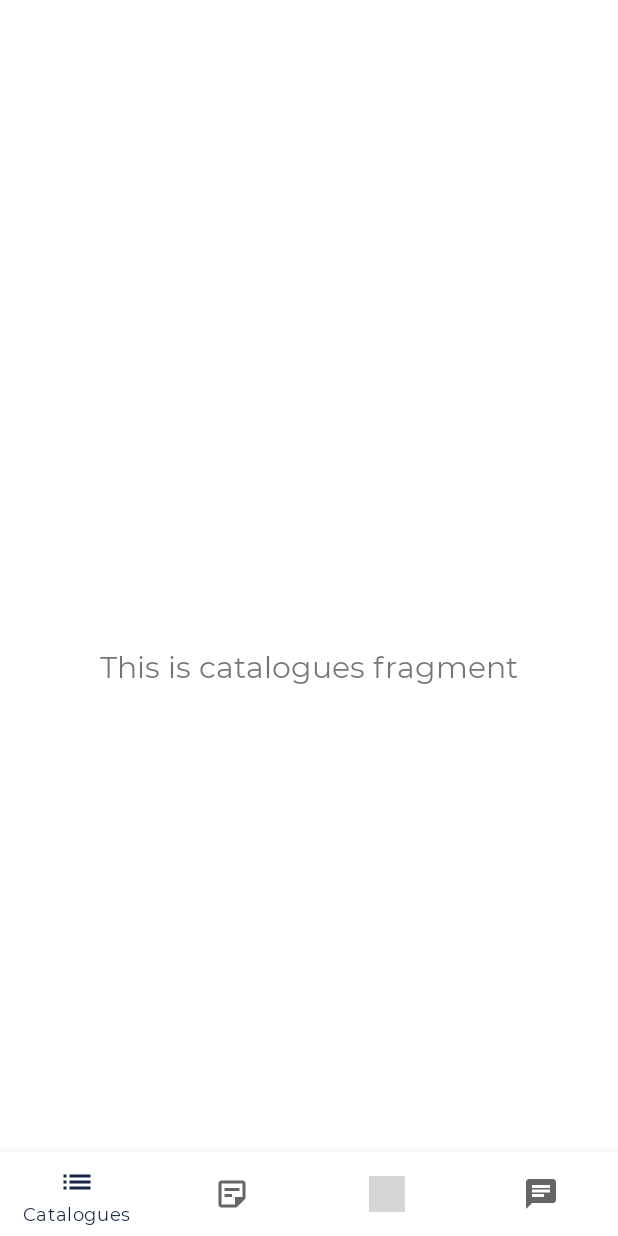
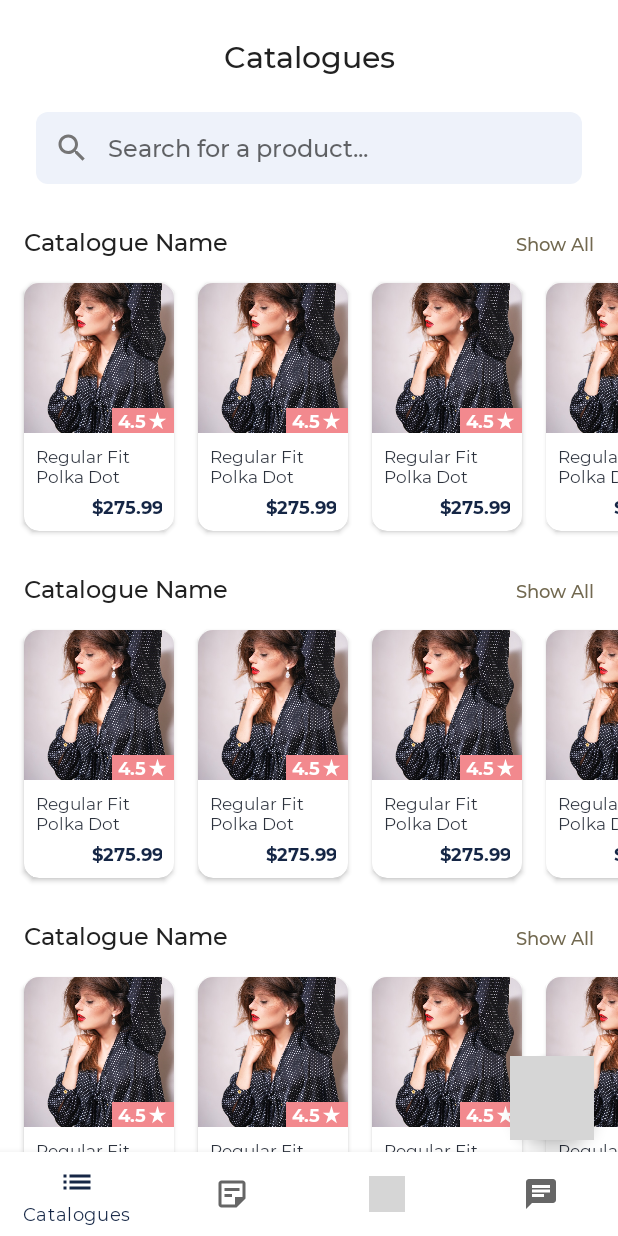
Before and after one commit to vidhipatel94/Vastra_Android, an Android app: the CataloguesFragment screen opened directly, with no data from a screen before it, on a phone screen of 412 x 824 dp. Run offline under Robolectric (Android 15) with nearby library versions, the phone set to English and light mode, and no system bars; our stand-ins replace navigation-ui; grey boxes are pictures that could not be loaded.

Commit message:
Implement catalogue UI

```diff
--- a/vastrafashiondesigner/src/main/java/com/esolution/vastrafashiondesigner/adapter/CatalogueAdapter.java
+++ b/vastrafashiondesigner/src/main/java/com/esolution/vastrafashiondesigner/adapter/CatalogueAdapter.java
@@ -1,12 +1,12 @@
 package com.esolution.vastrafashiondesigner.adapter;
+
 import android.view.LayoutInflater;
-import android.view.View;
 import android.view.ViewGroup;
-import android.widget.Toast;
 
 import androidx.annotation.NonNull;
 import androidx.recyclerview.widget.RecyclerView;
-import com.esolution.vastrafashiondesigner.databinding.RowCatalogueItemBinding;
+
+import com.esolution.vastrafashiondesigner.databinding.RowCatalogueBinding;
 
 import org.jetbrains.annotations.NotNull;
 
@@ -20,9 +20,9 @@ public class CatalogueAdapter extends RecyclerView.Adapter<CatalogueAdapter.View
     }
 
     public static class ViewHolder extends RecyclerView.ViewHolder {
-        private RowCatalogueItemBinding rowCatalogueItemBinding;
+        private RowCatalogueBinding rowCatalogueItemBinding;
 
-        public ViewHolder(RowCatalogueItemBinding catalogueItemBinding) {
+        public ViewHolder(RowCatalogueBinding catalogueItemBinding) {
             super(catalogueItemBinding.getRoot());
             this.rowCatalogueItemBinding = catalogueItemBinding;
         }
@@ -32,21 +32,14 @@ public class CatalogueAdapter extends RecyclerView.Adapter<CatalogueAdapter.View
     @NotNull
     @Override
     public CatalogueAdapter.ViewHolder onCreateViewHolder(@NonNull @NotNull ViewGroup parent, int viewType) {
-        RowCatalogueItemBinding catalogueItemBinding = RowCatalogueItemBinding.inflate(LayoutInflater.from(parent.getContext()),parent,false);
+        RowCatalogueBinding catalogueItemBinding = RowCatalogueBinding.inflate(LayoutInflater.from(parent.getContext()),parent,false);
         return new ViewHolder(catalogueItemBinding);
     }
 
     @Override
     public void onBindViewHolder(@NonNull @NotNull CatalogueAdapter.ViewHolder holder, int position) {
         String str = stringArrayList.get(position);
-        holder.rowCatalogueItemBinding.textName.setText("Catalogue " + str);
-        holder.rowCatalogueItemBinding.textNoOfProducts.setText(str + " Products");
-        holder.rowCatalogueItemBinding.textName.setOnClickListener(new View.OnClickListener() {
-            @Override
-            public void onClick(View v) {
-                Toast.makeText(v.getContext(), "Catalogue: " + position + " Clicked.", Toast.LENGTH_SHORT).show();
-            }
-        });
+
     }
 
     @Override
--- a/vastrafashiondesigner/src/main/java/com/esolution/vastrafashiondesigner/ui/products/CataloguesFragment.java
+++ b/vastrafashiondesigner/src/main/java/com/esolution/vastrafashiondesigner/ui/products/CataloguesFragment.java
@@ -4,15 +4,13 @@ import android.os.Bundle;
 import android.view.LayoutInflater;
 import android.view.View;
 import android.view.ViewGroup;
-import android.widget.TextView;
 
 import androidx.annotation.NonNull;
-import androidx.annotation.Nullable;
 import androidx.fragment.app.Fragment;
-import androidx.lifecycle.Observer;
 import androidx.lifecycle.ViewModelProvider;
 
 import com.esolution.vastrafashiondesigner.databinding.FragmentCataloguesBinding;
+import com.esolution.vastrafashiondesigner.databinding.RowCatalogueBinding;
 
 public class CataloguesFragment extends Fragment {
 
@@ -25,16 +23,20 @@ public class CataloguesFragment extends Fragment {
                 new ViewModelProvider(this).get(CataloguesViewModel.class);
 
         binding = FragmentCataloguesBinding.inflate(inflater, container, false);
-        View root = binding.getRoot();
 
-        final TextView textView = binding.text;
-        cataloguesViewModel.getText().observe(getViewLifecycleOwner(), new Observer<String>() {
-            @Override
-            public void onChanged(@Nullable String s) {
-                textView.setText(s);
-            }
-        });
-        return root;
+        initView();
+
+        return binding.getRoot();
+    }
+
+    private void initView() {
+        int totalCatalogues = 4;
+
+        binding.cataloguesLayout.removeAllViews();
+        for (int i = 0; i < totalCatalogues; i++) {
+            RowCatalogueBinding catalogueBinding = RowCatalogueBinding.inflate(getLayoutInflater());
+            binding.cataloguesLayout.addView(catalogueBinding.getRoot());
+        }
     }
 
     @Override
--- /dev/null
+++ b/vastrafashiondesigner/src/main/res/drawable/ic_search_grey_500_24dp.xml
@@ -0,0 +1,6 @@
+<?xml version="1.0" encoding="UTF-8" standalone="no"?>
+<vector xmlns:android="http://schemas.android.com/apk/res/android" android:height="24dp" android:tint="#757575" android:viewportHeight="24.0" android:viewportWidth="24.0" android:width="24dp">
+
+    <path android:fillColor="@android:color/white" android:pathData="M15.5,14h-0.79l-0.28,-0.27C15.41,12.59 16,11.11 16,9.5 16,5.91 13.09,3 9.5,3S3,5.91 3,9.5 5.91,16 9.5,16c1.61,0 3.09,-0.59 4.23,-1.57l0.27,0.28v0.79l5,4.99L20.49,19l-4.99,-5zM9.5,14C7.01,14 5,11.99 5,9.5S7.01,5 9.5,5 14,7.01 14,9.5 11.99,14 9.5,14z"/>
+
+</vector>
--- /dev/null
+++ b/vastrafashiondesigner/src/main/res/drawable/ic_star_rate_white_18dp.xml
@@ -0,0 +1,6 @@
+<?xml version="1.0" encoding="UTF-8" standalone="no"?>
+<vector xmlns:android="http://schemas.android.com/apk/res/android" android:height="14dp" android:tint="#FFFFFF" android:viewportHeight="24.0" android:viewportWidth="24.0" android:width="14dp">
+
+    <path android:fillColor="@android:color/white" android:pathData="M14.43,10l-2.43,-8l-2.43,8l-7.57,0l6.18,4.41l-2.35,7.59l6.17,-4.69l6.18,4.69l-2.35,-7.59l6.17,-4.41z"/>
+
+</vector>
--- a/vastrafashiondesigner/src/main/res/layout/activity_main.xml
+++ b/vastrafashiondesigner/src/main/res/layout/activity_main.xml
@@ -4,8 +4,7 @@
     xmlns:app="http://schemas.android.com/apk/res-auto"
     android:id="@+id/container"
     android:layout_width="match_parent"
-    android:layout_height="match_parent"
-    android:paddingTop="?attr/actionBarSize">
+    android:layout_height="match_parent">
 
     <com.google.android.material.bottomnavigation.BottomNavigationView
         android:id="@+id/nav_view"
--- a/vastrafashiondesigner/src/main/res/layout/fragment_catalogues.xml
+++ b/vastrafashiondesigner/src/main/res/layout/fragment_catalogues.xml
@@ -1,22 +1,68 @@
 <?xml version="1.0" encoding="utf-8"?>
-<androidx.constraintlayout.widget.ConstraintLayout xmlns:android="http://schemas.android.com/apk/res/android"
+
+<androidx.coordinatorlayout.widget.CoordinatorLayout xmlns:android="http://schemas.android.com/apk/res/android"
     xmlns:app="http://schemas.android.com/apk/res-auto"
     xmlns:tools="http://schemas.android.com/tools"
     android:layout_width="match_parent"
     android:layout_height="match_parent"
+    android:orientation="vertical"
+    android:paddingBottom="48dp"
     tools:context=".ui.products.CataloguesFragment">
 
-    <TextView
-        android:id="@+id/text"
+    <LinearLayout
+        android:id="@+id/mainLayout"
         android:layout_width="match_parent"
+        android:layout_height="match_parent"
+        android:orientation="vertical">
+
+        <TextView
+            android:layout_width="match_parent"
+            android:layout_height="wrap_content"
+            android:fontFamily="@font/montserrat_medium"
+            android:gravity="center"
+            android:padding="24dp"
+            android:text="@string/title_catalogues"
+            android:textAppearance="@style/TextAppearance.AppCompat.Title" />
+
+        <EditText
+            android:id="@+id/searchBox"
+            style="@style/Vastra.EditText"
+            android:layout_width="match_parent"
+            android:layout_height="wrap_content"
+            android:layout_marginStart="24dp"
+            android:layout_marginEnd="24dp"
+            android:drawableStart="@drawable/ic_search_grey_500_24dp"
+            android:drawablePadding="12dp"
+            android:hint="@string/hint_search_product"
+            android:imeOptions="actionSearch"
+            android:maxLength="8"
+            android:padding="12dp"
+            android:singleLine="true" />
+
+        <androidx.core.widget.NestedScrollView
+            android:layout_width="match_parent"
+            android:layout_height="match_parent"
+            android:layout_marginTop="8dp"
+            android:fillViewport="true">
+
+            <LinearLayout
+                android:id="@+id/cataloguesLayout"
+                android:layout_width="match_parent"
+                android:layout_height="wrap_content"
+                android:layout_marginTop="16dp"
+                android:clipToPadding="false"
+                android:orientation="vertical" />
+
+        </androidx.core.widget.NestedScrollView>
+    </LinearLayout>
+
+    <com.google.android.material.floatingactionbutton.FloatingActionButton
+        android:id="@+id/btnAdd"
+        android:layout_width="wrap_content"
         android:layout_height="wrap_content"
-        android:layout_marginStart="8dp"
-        android:layout_marginTop="8dp"
-        android:layout_marginEnd="8dp"
-        android:textAlignment="center"
-        android:textSize="20sp"
-        app:layout_constraintBottom_toBottomOf="parent"
-        app:layout_constraintEnd_toEndOf="parent"
-        app:layout_constraintStart_toStartOf="parent"
-        app:layout_constraintTop_toTopOf="parent" />
-</androidx.constraintlayout.widget.ConstraintLayout>
+        android:layout_margin="16dp"
+        android:src="@drawable/ic_add_white_24dp"
+        app:layout_anchor="@id/mainLayout"
+        app:layout_anchorGravity="bottom|right|end"
+        app:tint="@color/white" />
+</androidx.coordinatorlayout.widget.CoordinatorLayout>
--- /dev/null
+++ b/vastrafashiondesigner/src/main/res/layout/grid_product.xml
@@ -0,0 +1,72 @@
+<?xml version="1.0" encoding="utf-8"?>
+<androidx.cardview.widget.CardView xmlns:android="http://schemas.android.com/apk/res/android"
+    xmlns:app="http://schemas.android.com/apk/res-auto"
+    android:layout_width="100dp"
+    android:layout_height="wrap_content"
+    android:layout_margin="8dp"
+    android:elevation="0dp"
+    app:cardBackgroundColor="@color/white"
+    app:cardCornerRadius="10dp">
+
+    <LinearLayout
+        android:layout_width="match_parent"
+        android:layout_height="wrap_content"
+        android:orientation="vertical">
+
+        <FrameLayout
+            android:layout_width="wrap_content"
+            android:layout_height="wrap_content">
+
+            <ImageView
+                android:id="@+id/image"
+                android:layout_width="match_parent"
+                android:layout_height="100dp"
+                android:scaleType="centerCrop"
+                android:src="@drawable/img" />
+
+            <TextView
+                android:id="@+id/rating"
+                android:layout_width="wrap_content"
+                android:layout_height="wrap_content"
+                android:layout_gravity="end|bottom"
+                android:background="@color/bg_rating"
+                android:fontFamily="@font/montserrat_bold"
+                android:gravity="center"
+                android:paddingStart="4dp"
+                android:paddingEnd="4dp"
+                android:text="4.5"
+                android:textColor="@color/white"
+                android:textSize="12sp"
+                app:drawableEndCompat="@drawable/ic_star_rate_white_18dp" />
+        </FrameLayout>
+
+        <TextView
+            android:id="@+id/title"
+            android:layout_width="match_parent"
+            android:layout_height="wrap_content"
+            android:gravity="center_vertical"
+            android:lines="2"
+            android:paddingStart="8dp"
+            android:paddingTop="8dp"
+            android:paddingEnd="8dp"
+            android:text="Regular Fit Polka Dot Shirt"
+            android:textAppearance="@style/TextAppearance.AppCompat.Small"
+            android:textColor="@color/text_primary_black"
+            android:textSize="11sp" />
+
+        <TextView
+            android:id="@+id/price"
+            android:layout_width="match_parent"
+            android:layout_height="wrap_content"
+            android:layout_marginTop="4dp"
+            android:fontFamily="@font/montserrat_bold"
+            android:gravity="end"
+            android:paddingStart="8dp"
+            android:paddingEnd="8dp"
+            android:paddingBottom="8dp"
+            android:text="$275.99"
+            android:textAppearance="@style/TextAppearance.AppCompat.Small"
+            android:textColor="@color/primary"
+            android:textSize="12sp" />
+    </LinearLayout>
+</androidx.cardview.widget.CardView>
--- /dev/null
+++ b/vastrafashiondesigner/src/main/res/layout/row_catalogue.xml
@@ -0,0 +1,73 @@
+<?xml version="1.0" encoding="utf-8"?>
+<LinearLayout xmlns:android="http://schemas.android.com/apk/res/android"
+    android:layout_width="match_parent"
+    android:layout_height="wrap_content"
+    android:orientation="vertical"
+    android:paddingBottom="16dp">
+
+    <LinearLayout
+        android:layout_width="match_parent"
+        android:layout_height="wrap_content"
+        android:paddingStart="16dp"
+        android:paddingEnd="8dp">
+
+        <TextView
+            android:id="@+id/title"
+            android:layout_width="0dp"
+            android:layout_height="wrap_content"
+            android:layout_weight="1"
+            android:fontFamily="@font/montserrat_medium"
+            android:maxLines="2"
+            android:text="Catalogue Name"
+            android:textAppearance="@style/TextAppearance.AppCompat.Title"
+            android:textSize="16sp" />
+
+        <TextView
+            android:id="@+id/linkShowAll"
+            android:layout_width="wrap_content"
+            android:layout_height="wrap_content"
+            android:background="?selectableItemBackground"
+            android:fontFamily="@font/montserrat_medium"
+            android:padding="8dp"
+            android:text="@string/link_show_all"
+            android:textAppearance="@style/TextAppearance.AppCompat.Small"
+            android:textColor="@color/link_color"
+            android:textSize="12sp" />
+    </LinearLayout>
+
+    <HorizontalScrollView
+        android:layout_width="match_parent"
+        android:layout_height="wrap_content"
+        android:layout_marginTop="2dp"
+        android:fadeScrollbars="true"
+        android:fillViewport="true"
+        android:scrollbars="none">
+
+        <LinearLayout
+            android:layout_width="wrap_content"
+            android:layout_height="wrap_content"
+            android:paddingStart="8dp"
+            android:paddingEnd="8dp">
+
+            <include
+                android:id="@+id/product1Layout"
+                layout="@layout/grid_product" />
+
+            <include
+                android:id="@+id/product2Layout"
+                layout="@layout/grid_product" />
+
+            <include
+                android:id="@+id/product3Layout"
+                layout="@layout/grid_product" />
+
+            <include
+                android:id="@+id/product4Layout"
+                layout="@layout/grid_product" />
+
+            <include
+                android:id="@+id/product5Layout"
+                layout="@layout/grid_product" />
+        </LinearLayout>
+    </HorizontalScrollView>
+</LinearLayout>
--- a/vastrafashiondesigner/src/main/res/layout/row_catalogue_item.xml
+++ /dev/null
@@ -1,33 +0,0 @@
-<?xml version="1.0" encoding="utf-8"?>
-<LinearLayout xmlns:android="http://schemas.android.com/apk/res/android"
-    android:orientation="vertical"
-    android:layout_width="match_parent"
-    android:layout_height="wrap_content"
-    android:paddingStart="8dp"
-    android:paddingEnd="0dp"
-    android:paddingBottom="8dp">
-
-    <TextView
-        android:id="@+id/textName"
-        android:layout_width="wrap_content"
-        android:layout_height="wrap_content"
-        android:layout_marginTop="8dp"
-        android:fontFamily="@font/montserrat_medium"
-        android:padding="8dp"
-        android:text="@string/label_name"
-        android:textAppearance="@style/TextAppearance.AppCompat.Title"
-        android:textColor="@color/primary" />
-
-    <TextView
-        android:id="@+id/textNoOfProducts"
-        android:layout_width="wrap_content"
-        android:layout_height="wrap_content"
-        android:layout_marginTop="8dp"
-        android:fontFamily="@font/montserrat_medium"
-        android:gravity="center_horizontal"
-        android:padding="8dp"
-        android:text="@string/label_product_count"
-        android:textAppearance="@style/TextAppearance.AppCompat.Small"
-        android:textColor="@color/primary" />
-
-</LinearLayout>
--- a/vastrafashiondesigner/src/main/res/values/colors.xml
+++ b/vastrafashiondesigner/src/main/res/values/colors.xml
@@ -20,4 +20,7 @@
     <color name="icon_light">#eeefef</color>
 
     <color name="separator">#F1F2F5</color>
+
+    <color name="link_color">#726950</color>
+    <color name="bg_rating">#f2898e</color>
 </resources>
--- a/vastrafashiondesigner/src/main/res/values/strings.xml
+++ b/vastrafashiondesigner/src/main/res/values/strings.xml
@@ -140,5 +140,7 @@
     <string name="btn_follow">Follow</string>
     <string name="label_catalogues">Catalogues</string>
     <string name="label_product_count">51 Products</string>
+    <string name="hint_search_product">Search for a product...</string>
+    <string name="link_show_all">Show All</string>
 
 </resources>
```
Also changed, not shown: vastrafashiondesigner/src/main/res/drawable/img.png (added).
